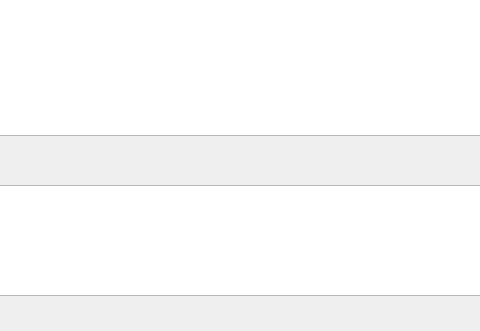
First picture: the form in gui/app.ui, repository fmatusiak/fb-ads-campaign-updater, before the edit; both pictures show x 645 to 1125 and y 314 to 645 of the 1265 by 645 pixel window.
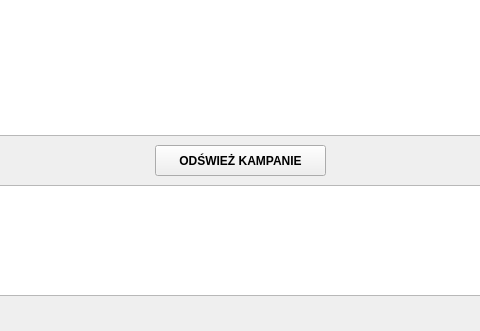
Second picture: the form after the edit.

Commit message: added button to refresh campaigns list view , added timeout for requests , added fb api version to config

What changed in the file:
```diff
--- a/gui/app.ui
+++ b/gui/app.ui
@@ -269,6 +269,24 @@
                     <string/>
                 </property>
             </widget>
+            <widget class="QPushButton" name="refreshCampaingsButton">
+                <property name="geometry">
+                    <rect>
+                        <x>800</x>
+                        <y>440</y>
+                        <width>171</width>
+                        <height>31</height>
+                    </rect>
+                </property>
+                <property name="font">
+                    <font>
+                        <bold>true</bold>
+                    </font>
+                </property>
+                <property name="text">
+                    <string>ODŚWIEŻ KAMPANIE</string>
+                </property>
+            </widget>
         </widget>
         <widget class="QMenuBar" name="menubar">
             <property name="geometry">
```
Left out of the diff: 2 changed lines with no effect on the pictures. The commit also changes 3 other files.
